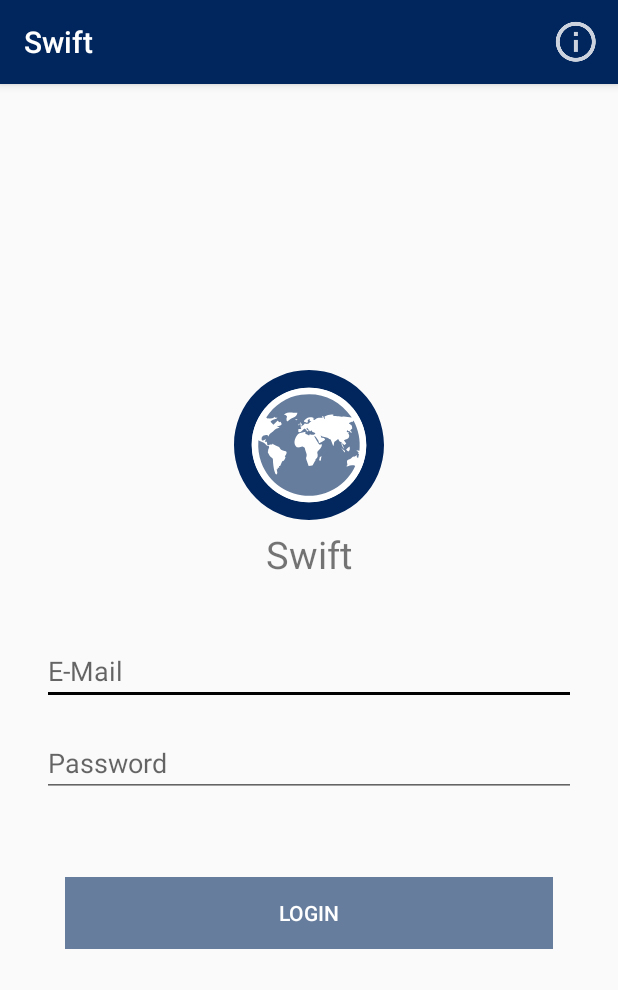
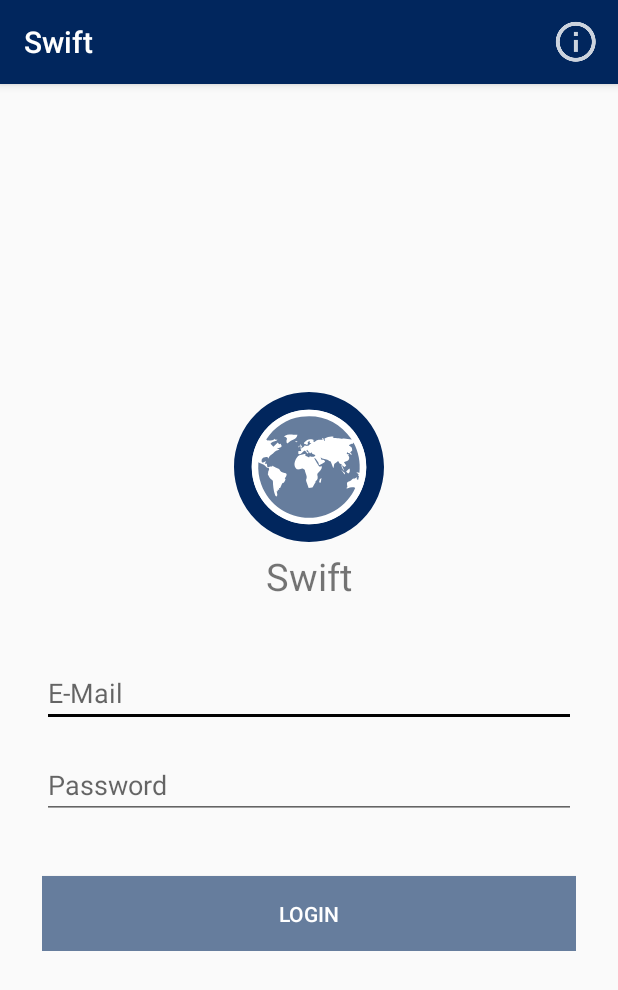
Before and after one commit to TechnologyWithoutBorders/Swift-App, an Android app: the screen it shows after launch (LoginActivity), on a phone screen of 412 x 824 dp. Shown: the top 990 px of the screen. Run offline under Robolectric (Android 15) with nearby library versions, the phone set to English and light mode, and no system bars.

```diff
--- a/app/src/main/res/layout/activity_login.xml
+++ b/app/src/main/res/layout/activity_login.xml
@@ -20,6 +20,7 @@
             android:orientation="vertical"
             android:paddingLeft="28dp"
             android:paddingRight="28dp">
+
             <ImageView
                 android:id="@+id/imageView2"
                 app:srcCompat="@drawable/ic_2015_teog_logo_vector_official_just_world"
@@ -36,6 +37,12 @@
                 android:textSize="25sp"
                 android:layout_marginBottom="30dp"
                 android:text="Swift" />
+
+            <LinearLayout
+                android:layout_width="match_parent"
+                android:layout_height="wrap_content"
+                android:orientation="vertical"
+                android:id="@+id/form">
 
                 <EditText
                     android:id="@+id/mailText"
@@ -55,12 +62,6 @@
                     android:hint="Password"
                     android:inputType="textPassword" />
 
-            <RelativeLayout xmlns:android="http://schemas.android.com/apk/res/android"
-                android:layout_width="match_parent"
-                android:layout_height="wrap_content"
-                android:padding="15dp"
-                android:layout_marginTop="30dp">
-
                 <Button
                     android:id="@+id/loginButton"
                     android:layout_width="match_parent"
@@ -68,16 +69,11 @@
                     android:text="Login"
                     android:background="@color/teog_blue"
                     android:textColor="@color/white"
-                    android:onClick="login" />
+                    android:onClick="login"
+                    android:padding="15dp"
+                    android:layout_marginTop="30dp"/>
+            </LinearLayout>
 
-                <ProgressBar
-                    android:id="@+id/progressBar"
-                    style="?android:attr/progressBarStyle"
-                    android:visibility="invisible"
-                    android:layout_width="wrap_content"
-                    android:layout_height="wrap_content"
-                    android:layout_centerHorizontal="true"/>
-            </RelativeLayout>
         </LinearLayout>
     </ScrollView>
 
```
Also changed, not shown: app/src/main/java/ngo/teog/swift/communication/RequestFactory.java (+12 -8 lines), app/src/main/java/ngo/teog/swift/gui/LoginActivity.java (+49 -8 lines). Lines whose indentation alone changed are shown as unchanged.
